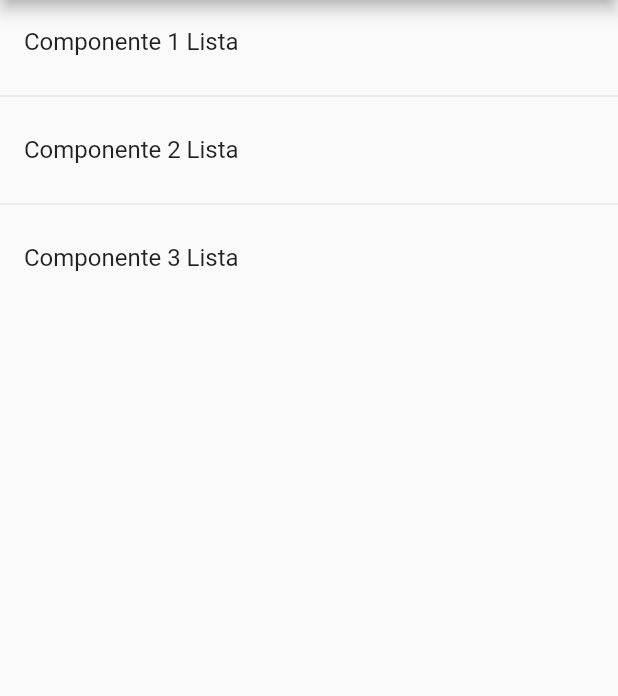
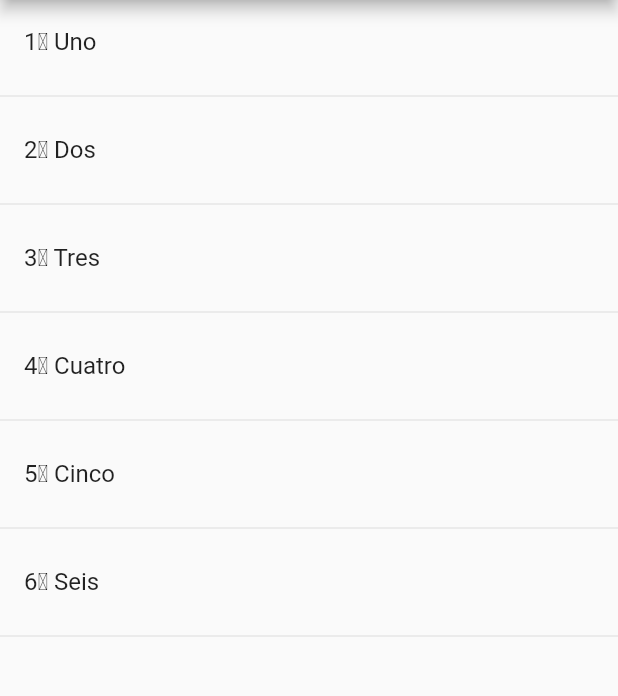
Before and after one commit to luisalbertmschz/Perseverance_Componentes_Flutter, a Flutter app: the screen it shows after launch, on a phone screen of 412 x 824 dp, the part 84-780 px from its top. Run offline on Flutter 3.47's test engine with Material 2 defaults, Android fonts, the phone set to English and light mode, and no system bars.

Commit message:
[ ♻ ] Incorporando lista de items con ListViews y Dividers de forma dinámica, extrayendo items desde array de Strings

```diff
--- a/lib/src/pages/home_temp.dart
+++ b/lib/src/pages/home_temp.dart
@@ -1,13 +1,10 @@
-import 'package:flutter/material.dart';
-
-
 import 'package:flutter/material.dart';
 
 
  class HomePageTemp extends StatelessWidget {
 
 
-
+   final opciones =['1️⃣ Uno', '2️⃣ Dos', '3️⃣ Tres', '4️⃣ Cuatro', '5️⃣ Cinco', '6️⃣ Seis'];
 
    @override
    Widget build(BuildContext context) {
@@ -21,31 +18,39 @@ import 'package:flutter/material.dart';
 
          body: ListView(
 
-           children: [
-
-             ListTile(
-              title: Text('Componente 1 Lista'),
-             ),
-
-             Divider(),
-
-                          ListTile(
-              title: Text('Componente 2 Lista'),
-             ),
-
-
-             Divider(),
-
-                          ListTile(
-              title: Text('Componente 3 Lista'),
-             ),
-
-
-           ],
+           children:_crearItems()
          ),
 
        );
    }
 
+   List<Widget> _crearItems(){
+
+     List<Widget> lista = new List<Widget>();
+
+     for ( String opt in opciones ) {
+
+       final tempWidget = ListTile(
+
+         title: Text( opt ),
+
+       );
+
+
+       lista..add( tempWidget )
+            ..add( Divider() );
+
+
+
+     }
+
+     return lista;
+
+   }
+
+   List<Widget> _crearItemsShort(){
+
+   }
+
 
  }
```
